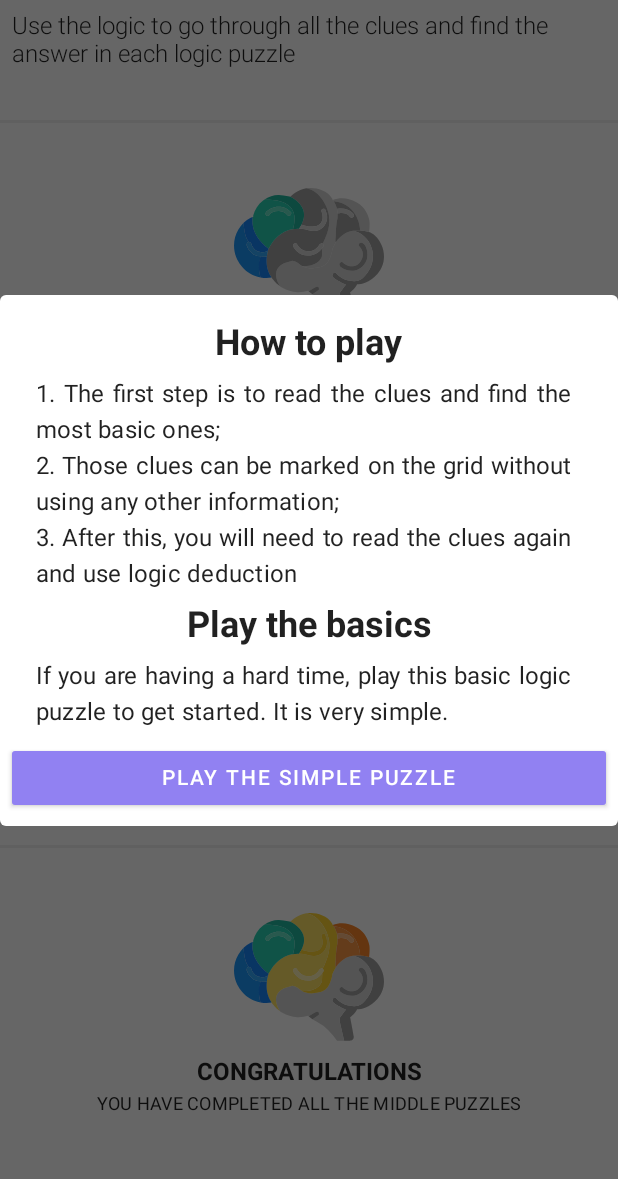
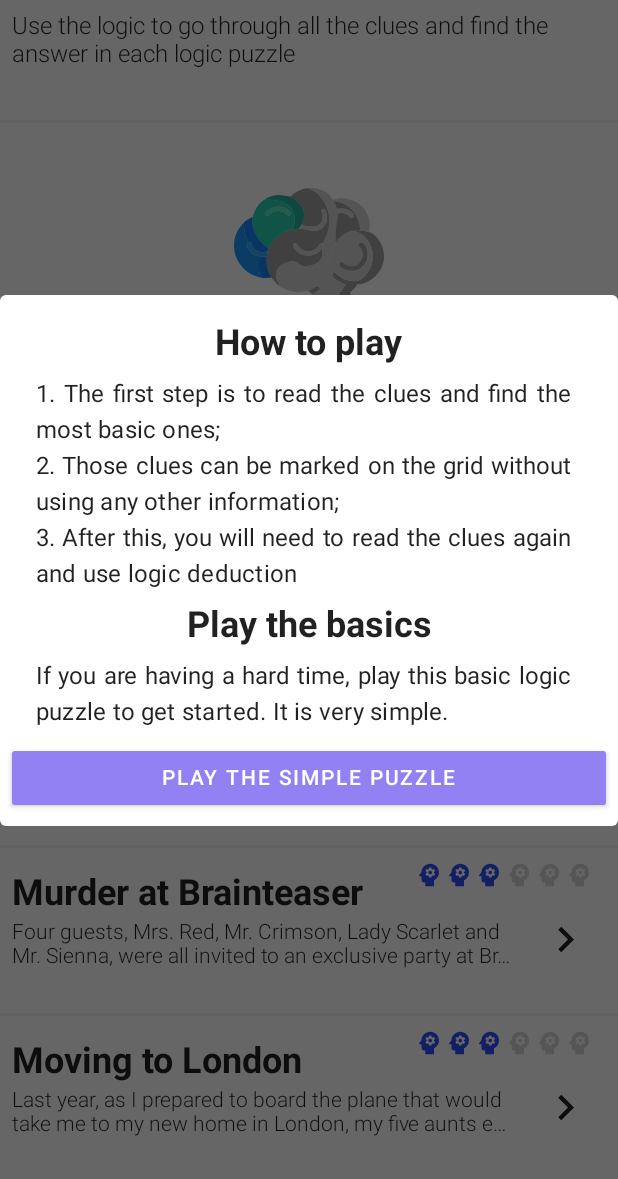
Before and after one commit to YaroslavGorbach-code/logickPuzzle, an Android app built with Jetpack Compose: the screen it shows after launch (MainActivity), scrolled down 1488 dp, on a phone screen of 412 x 824 dp, the part 57-1236 px from its top. Run offline under Robolectric (Android 15) with nearby library versions, the phone set to English and light mode, and no system bars; our stand-ins replace AdMob, Dagger/Hilt's generated code, accompanist; 2 statements that could not run were skipped.

Commit message:
Add two more puzzles

```diff
--- a/app/src/main/java/yaroslavgorbach/logic_quizz/data/common/model/PuzzleName.kt
+++ b/app/src/main/java/yaroslavgorbach/logic_quizz/data/common/model/PuzzleName.kt
@@ -22,6 +22,8 @@ enum class PuzzleName(val resId: Int) {
     //middle
     MORE_PAINTERS(R.string.more_painters_name),
     KITTENS_AND_KIDS(R.string.kittens_and_kids_name),
+    MURDER_AT_BRAINTASER(R.string.murder_at_brainteaser_name),
+    MOVING_TO_LONDON(R.string.moving_to_london_name),
 
     //hard
     JAZZ_BANDS_SOLOS(R.string.jazz_band_solos_name),
--- a/app/src/main/java/yaroslavgorbach/logic_quizz/data/puzzle/factory/PuzzleCluesProvider.kt
+++ b/app/src/main/java/yaroslavgorbach/logic_quizz/data/puzzle/factory/PuzzleCluesProvider.kt
@@ -59,6 +59,12 @@ class PuzzleCluesProvider(private val context: Context) {
             PuzzleName.OFFICE_ORDER -> {
                 context.resources.getStringArray(R.array.office_order_clues).toList()
             }
+            PuzzleName.MURDER_AT_BRAINTASER -> {
+                context.resources.getStringArray(R.array.murder_at_brainteaser_clues).toList()
+            }
+            PuzzleName.MOVING_TO_LONDON -> {
+                context.resources.getStringArray(R.array.moving_to_london_clues).toList()
+            }
         }
     }
 }
--- a/app/src/main/java/yaroslavgorbach/logic_quizz/data/puzzle/factory/PuzzleHintsProvider.kt
+++ b/app/src/main/java/yaroslavgorbach/logic_quizz/data/puzzle/factory/PuzzleHintsProvider.kt
@@ -45,6 +45,10 @@ class PuzzleHintsProvider(private val context: Context) {
                 context.resources.getStringArray(R.array.why_hints).toList()
                     .mapIndexed(::Hint)
             }
+            PuzzleName.MOVING_TO_LONDON -> {
+                context.resources.getStringArray(R.array.moving_to_london_hints).toList()
+                    .mapIndexed(::Hint)
+            }
 
             PuzzleName.MORE_PAINTERS,
             PuzzleName.TRAINING_PUZZLE,
@@ -52,6 +56,7 @@ class PuzzleHintsProvider(private val context: Context) {
             PuzzleName.WHO_ATE_WHICH_FRUIT,
             PuzzleName.JUST_A_THOUGHT,
             PuzzleName.PAINTBALLING_WEEKEND,
+            PuzzleName.MURDER_AT_BRAINTASER,
             PuzzleName.OFFICE_ORDER,
             PuzzleName.KITTENS_AND_KIDS -> emptyList()
         }
--- a/app/src/main/java/yaroslavgorbach/logic_quizz/data/puzzle/factory/PuzzleStoryProvider.kt
+++ b/app/src/main/java/yaroslavgorbach/logic_quizz/data/puzzle/factory/PuzzleStoryProvider.kt
@@ -59,6 +59,12 @@ class PuzzleStoryProvider(private val context: Context) {
             PuzzleName.OFFICE_ORDER -> {
                 context.resources.getString(R.string.office_order_story)
             }
+            PuzzleName.MURDER_AT_BRAINTASER -> {
+                context.resources.getString(R.string.murder_at_brainteaser_story)
+            }
+            PuzzleName.MOVING_TO_LONDON -> {
+                context.resources.getString(R.string.moving_to_london_story)
+            }
         }
     }
 }
--- a/app/src/main/java/yaroslavgorbach/logic_quizz/data/puzzle/factory/TableCellSizeProvider.kt
+++ b/app/src/main/java/yaroslavgorbach/logic_quizz/data/puzzle/factory/TableCellSizeProvider.kt
@@ -23,6 +23,8 @@ class TableCellSizeProvider() {
             PuzzleName.PAINTBALLING_WEEKEND -> 30
             PuzzleName.WHY -> 30
             PuzzleName.OFFICE_ORDER -> 30
+            PuzzleName.MURDER_AT_BRAINTASER -> 30
+            PuzzleName.MOVING_TO_LONDON -> 30
         }
     }
 }
--- a/app/src/main/java/yaroslavgorbach/logic_quizz/data/puzzles/mapper/PuzzleNameToDifficultyMapper.kt
+++ b/app/src/main/java/yaroslavgorbach/logic_quizz/data/puzzles/mapper/PuzzleNameToDifficultyMapper.kt
@@ -24,6 +24,8 @@ class PuzzleNameToDifficultyMapper() {
             PuzzleName.PAINTBALLING_WEEKEND -> DifficultLevel.TWO
             PuzzleName.WHY -> DifficultLevel.TWO
             PuzzleName.OFFICE_ORDER -> DifficultLevel.TWO
+            PuzzleName.MURDER_AT_BRAINTASER -> DifficultLevel.THREE
+            PuzzleName.MOVING_TO_LONDON -> DifficultLevel.THREE
         }
     }
 }
--- a/app/src/main/res/values/puzzle_clues.xml
+++ b/app/src/main/res/values/puzzle_clues.xml
@@ -7,6 +7,30 @@
         <item>4. Belle likes apples..</item>
     </string-array>
 
+    <string-array name="moving_to_london_clues">
+        <item>1. When I was young, I was taught to plant and
+            grow flowers by the only aunt whose name contains a C, so she gave me things to plant in my new garden.</item>
+        <item>2. The first gift I was given, at the airport, was so I could always find my way home.</item>
+        <item>3. The sewing box was not given last although it was given after the seeds.</item>
+        <item>4. Aunt Helen always told stories about how I would simply
+            devour the written word, so she gave me plenty of volumes to read.</item>
+        <item>5. The books were the only gift whose first letter corresponded
+            to its place in the alphabet and to the order in which it was given.</item>
+        <item>6. The last gift I received was from Aunt Patsy.
+            She told me to "never quit believing that there was
+            good in all," and that "teaching is the noblest of professions.
+            For while teachers do not make millions, they do make tomorrow\'s leaders."</item>
+        <item>7. Aunt Gail cannot sew, so grandmother did not give her the sewing box.</item>
+    </string-array>
+
+    <string-array name="murder_at_brainteaser_clues">
+        <item>1. The person who "allegedly" used the poison was a female. </item>
+        <item>2. Mrs. Red\'s motive was "supposedly" money.</item>
+        <item>3. The motive of the person who used the rope was jealousy.</item>
+        <item>4. Mr. Crimson "apparently" used the gun but his motive wasn\'t revenge.</item>
+        <item>5. Lady Scarlet was believed to have used the rope.
+</item>
+    </string-array>
 
     <string-array name="why_clues">
        <item>1. Camille was killed by another girl because of a silly bet made earlier that day.</item>
--- a/app/src/main/res/values/puzzle_hints.xml
+++ b/app/src/main/res/values/puzzle_hints.xml
@@ -8,6 +8,9 @@
 
     <string-array name="mates_plus_dates_hints">
         <item>I wouldn\'t want to go to the park on a date, it\'d be cold and it might be wet</item>
+    </string-array>
+    <string-array name="moving_to_london_hints">
+        <item>Volumes: think about encyclopedias. If you need more then I am really bad at this.</item>
     </string-array>
 
     <string-array name="why_hints">
--- a/app/src/main/res/values/puzzle_items.xml
+++ b/app/src/main/res/values/puzzle_items.xml
@@ -21,6 +21,72 @@
         <item>Apple</item>
         <item>Banana</item>
         <item>Grape</item>
+    </string-array>
+
+
+<!--    Gail, Map, 1-->
+<!--    Helen, Books, 2-->
+<!--    Charlotte, Seeds, 3-->
+<!--    Donna, Sewing Box, 4-->
+<!--    Patsy, Advice, 5-->
+
+    <string name="moving_to_london_items_1_name">Numbers</string>
+    <string-array name="moving_to_london_items_1_numbers">
+        <item>1</item>
+        <item>2</item>
+        <item>3</item>
+        <item>4</item>
+        <item>5</item>
+    </string-array>
+
+    <string name="moving_to_london_items_2_name">Thing</string>
+    <string-array name="moving_to_london_items_2_thing">
+        <item>Advice</item>
+        <item>Seeds</item>
+        <item>Sewing Box</item>
+        <item>Map</item>
+        <item>Books</item>
+    </string-array>
+
+    <string name="moving_to_london_items_3_name">Reason</string>
+    <string-array name="moving_to_london_items_3_reason">
+        <item>Gail</item>
+        <item>Patsy</item>
+        <item>Charlotte</item>
+        <item>Helen</item>
+        <item>Donna</item>
+    </string-array>
+
+
+
+    <!--    Answer-->
+<!--    Ms. Emerald, Candlestick, Love.-->
+<!--    Mr. Green, Sword, Rage.-->
+<!--    Sir Jade, Revolver , Greed.-->
+<!--    Mr. Olive, Rope, Revenge.-->
+
+    <string name="murder_at_brainteaser_items_1_name">Names</string>
+    <string-array name="murder_at_brainteaser_items_1_names">
+        <item>Mrs. Red</item>
+        <item>Mr. Crimson</item>
+        <item>Lady Scarlet</item>
+        <item>Mr. Sienna</item>
+    </string-array>
+
+    <string name="murder_at_brainteaser_items_2_name">Weapon</string>
+    <string-array name="murder_at_brainteaser_items_2_weapon">
+        <item>Poison</item>
+        <item>Dagger</item>
+        <item>Rope</item>
+        <item>Gun</item>
+    </string-array>
+
+    <string name="murder_at_brainteaser_items_3_name">Reason</string>
+    <string-array name="murder_at_brainteaser_items_3_reason">
+        <item>Money</item>
+        <item>Revenge</item>
+        <item>Jealousy</item>
+        <item>Blackmail</item>
     </string-array>
 
 <!--    24 Pens - $20 - Office Chain-->
--- a/app/src/main/res/values/puzzle_names.xml
+++ b/app/src/main/res/values/puzzle_names.xml
@@ -17,4 +17,6 @@
     <string name="paintballing_weekend_name">Paintballing Weekend</string>
     <string name="why_name">Why?</string>
     <string name="office_order_name">Office Order</string>
+    <string name="murder_at_brainteaser_name">Murder at Brainteaser</string>
+    <string name="moving_to_london_name">Moving to London</string>
 </resources>
--- a/app/src/main/res/values/puzzle_storys.xml
+++ b/app/src/main/res/values/puzzle_storys.xml
@@ -7,6 +7,25 @@
         an important project. While organizing her desk,
         she spilled her coffee all over her ordering list.
         The list was soaked and partially unreadable. Please help Monica determine the ordering information.
+    </string>
+
+    <string name="moving_to_london_story">
+        Last year, as I prepared to board the plane
+        that would take me to my new home in London, my five
+        aunts each gave me a gift. Each gift was something I
+        had always cherished deeply. Charlotte, Patsy, Helen,
+        Gail and Donna (in no particular order) gave me seeds
+        to plant, advice, books, a map, and my grandmother\'s sewing box (in no particular order).
+        Can you deduce from these clues, which aunt gave which gift and in what order?
+    </string>
+
+    <string name="murder_at_brainteaser_story">
+      Four guests, Mrs. Red, Mr. Crimson, Lady Scarlet and Mr. Sienna, were all invited
+        to an exclusive party at Brainteaser Mansion. However, during the long, dark night,
+        the owner of the spectacular mansion, Mr. Death, was found dead in the library.
+        Since no one apparently knew what happened, rumours were multiplying by the
+        second, because everyone was suspected of killing him with a different weapon.
+        From the following clues, can you work out who killed him?
     </string>
 
     <string name="why_story">Three people were killed in one night,
```
Also changed, not shown: app/src/main/java/yaroslavgorbach/logic_quizz/data/puzzle/factory/CorrectPairsProvider.kt (+44 -0 lines), app/src/main/java/yaroslavgorbach/logic_quizz/data/puzzle/factory/PuzzleTitlesFactory.kt (+64 -0 lines).
